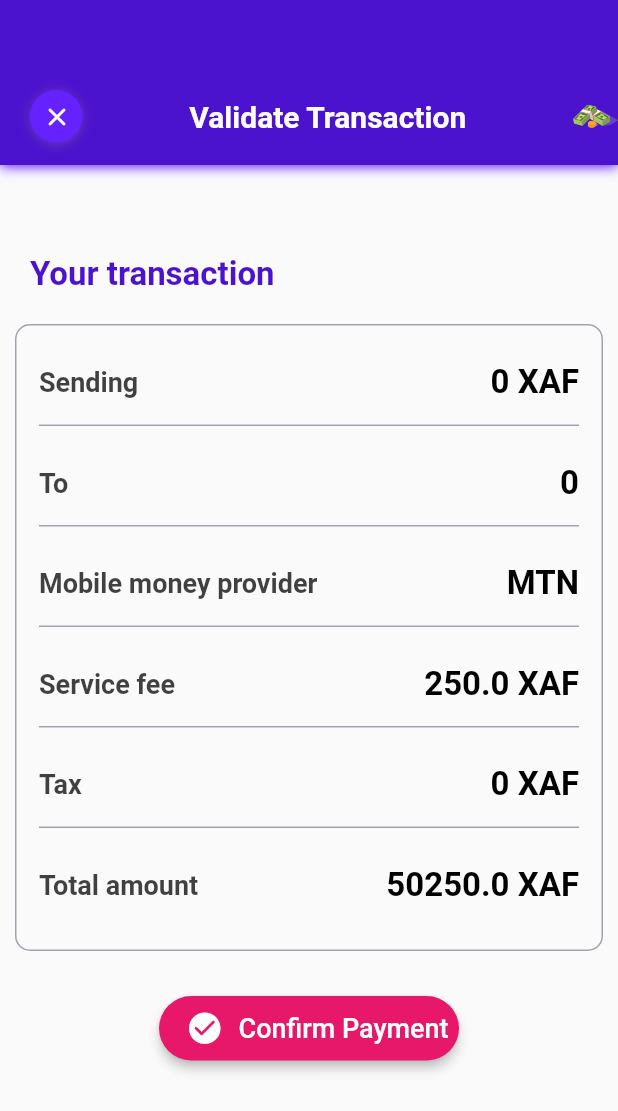
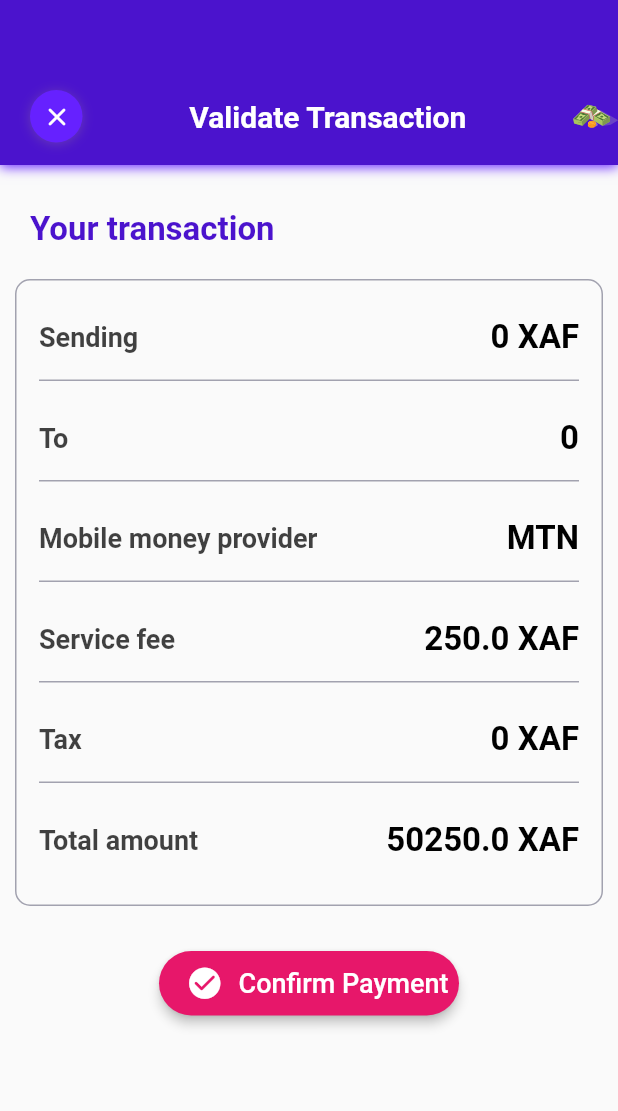
Before and after one commit to Mbah-Javis/QPay, a Flutter app: the ValidateTransaction screen opened directly with empty values, on a phone screen of 412 x 824 dp. Shown: the top 1111 px of the screen. Run offline on Flutter 3.47's test engine with Material 2 defaults, Android fonts, the phone set to English and light mode, and no system bars; our stand-ins replace flutter_svg, page_transition.

Commit message:
Update validate_transaction.dart

```diff
--- a/lib/screens/validate_transaction/validate_transaction.dart
+++ b/lib/screens/validate_transaction/validate_transaction.dart
@@ -80,7 +80,12 @@ class _ValidateTransaction extends State<ValidateTransaction>{
               ],
             ),
           ),
-          const SizedBox(height: 50,),
+          Expanded(
+              child: SingleChildScrollView(
+                physics: const BouncingScrollPhysics(),
+                child: Column(
+                  children: [
+                    const SizedBox(height: 20,),
                     Container(
                       alignment: Alignment.topLeft,
                       margin: const EdgeInsets.only(left: 20, top: 10, bottom: 5),
@@ -266,7 +271,7 @@ class _ValidateTransaction extends State<ValidateTransaction>{
                         ],
                       ),
                     ),
-          SizedBox(height: 20,),
+                    const SizedBox(height: 20,),
                     SizedBox(
                       width: 200,
                       height: 43,
@@ -299,6 +304,11 @@ class _ValidateTransaction extends State<ValidateTransaction>{
 
                       ),
                     ),
+                    const SizedBox(height: 20,),
+                  ],
+                ),
+              )
+          )
         ],
       ),
     );
```
Lines whose indentation alone changed are shown as unchanged.
